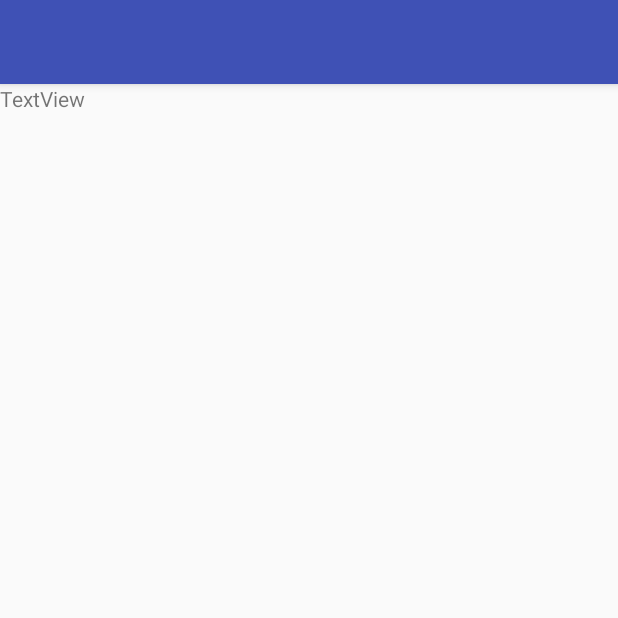
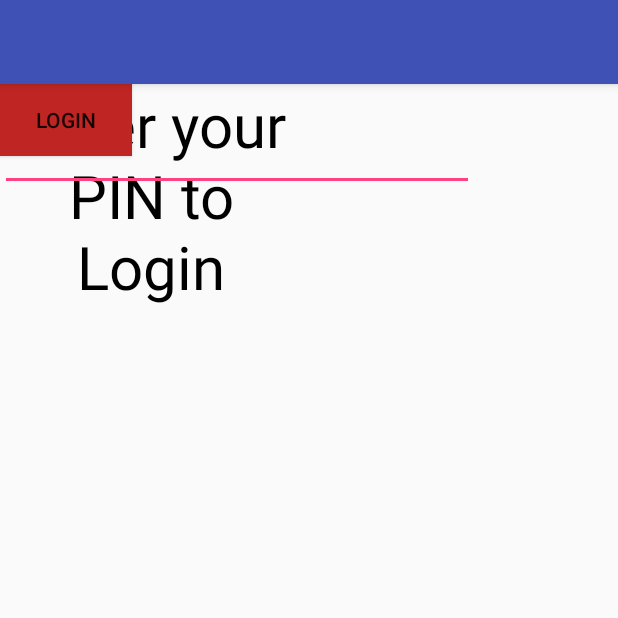
Before and after one commit to azamean/Bank, an Android app: the Login screen opened directly, with no data from a screen before it, on a phone screen of 412 x 824 dp, the top half of it. Run offline under Robolectric (Android 15) with nearby library versions, the phone set to English and light mode, and no system bars.

Commit message:
Added data field for PIN, button for logging in and started login method

```diff
--- a/BankingApp/app/src/main/java/marcusobyrne/bankingapp/Login.java
+++ b/BankingApp/app/src/main/java/marcusobyrne/bankingapp/Login.java
@@ -13,7 +13,7 @@ public class Login extends AppCompatActivity {
         setTitle("");
     }
 
-    public void loginClick(View view){
+    public void loginClicked(View view){
 
     }
 }
--- a/BankingApp/app/src/main/res/layout/activity_login.xml
+++ b/BankingApp/app/src/main/res/layout/activity_login.xml
@@ -7,10 +7,34 @@
     tools:context="marcusobyrne.bankingapp.Login">
 
     <TextView
-        android:id="@+id/textView"
+        android:id="@+id/textViewHello"
+        android:layout_width="202dp"
+        android:layout_height="148dp"
+        android:text="Enter your PIN to Login"
+        android:textAlignment="center"
+        android:textColor="#000000"
+        android:textSize="40sp"
+        tools:layout_editor_absoluteX="78dp"
+        tools:layout_editor_absoluteY="35dp" />
+
+    <EditText
+        android:id="@+id/enterPIN"
+        android:layout_width="316dp"
+        android:layout_height="71dp"
+        android:ems="10"
+        android:inputType="numberPassword"
+        android:textAlignment="center"
+        android:textSize="30sp"
+        tools:layout_editor_absoluteX="22dp"
+        tools:layout_editor_absoluteY="220dp" />
+
+    <Button
+        android:id="@+id/loginButton"
         android:layout_width="wrap_content"
         android:layout_height="wrap_content"
-        android:text="TextView"
-        tools:layout_editor_absoluteX="16dp"
-        tools:layout_editor_absoluteY="58dp" />
+        android:background="#bf2522"
+        android:onClick="loginClicked"
+        android:text="Login"
+        tools:layout_editor_absoluteX="125dp"
+        tools:layout_editor_absoluteY="334dp" />
 </android.support.constraint.ConstraintLayout>
```
